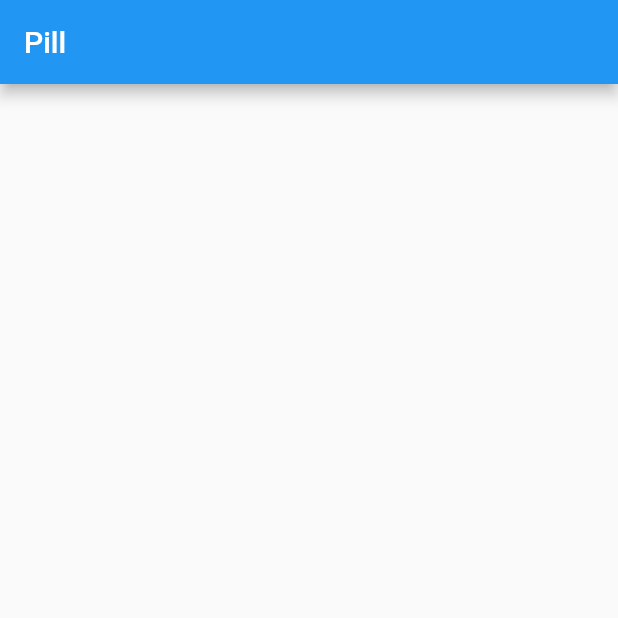
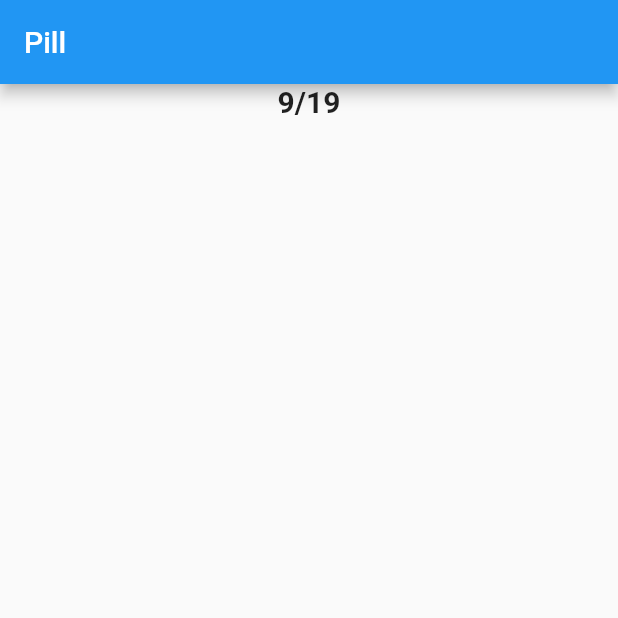
Before and after one commit to TomerPacific/Pill, a Flutter app: the screen it shows after launch, on a phone screen of 412 x 824 dp, the top half of it. Run offline on Flutter 3.47's test engine with Material 2 defaults, Android fonts, the phone set to English and light mode, and no system bars.

Commit message:
Pill adding dayWidget to main layout

```diff
--- a/pill/lib/main.dart
+++ b/pill/lib/main.dart
@@ -1,4 +1,5 @@
 import 'package:flutter/material.dart';
+import 'package:pill/dayWidget.dart';
 
 void main() {
   runApp(MyApp());
@@ -36,10 +37,12 @@ class _MyHomePageState extends State<MyHomePage> {
       ),
       body: Center(
         child: Column(
-          mainAxisAlignment: MainAxisAlignment.center,
-          children: <Widget>[],
+          mainAxisAlignment: MainAxisAlignment.start,
+          children: <Widget>[
+            new DayWidget(date: DateTime.now())
+          ],
         ),
-      ), // This trailing comma makes auto-formatting nicer for build methods.
+      ),
     );
   }
 }
```
